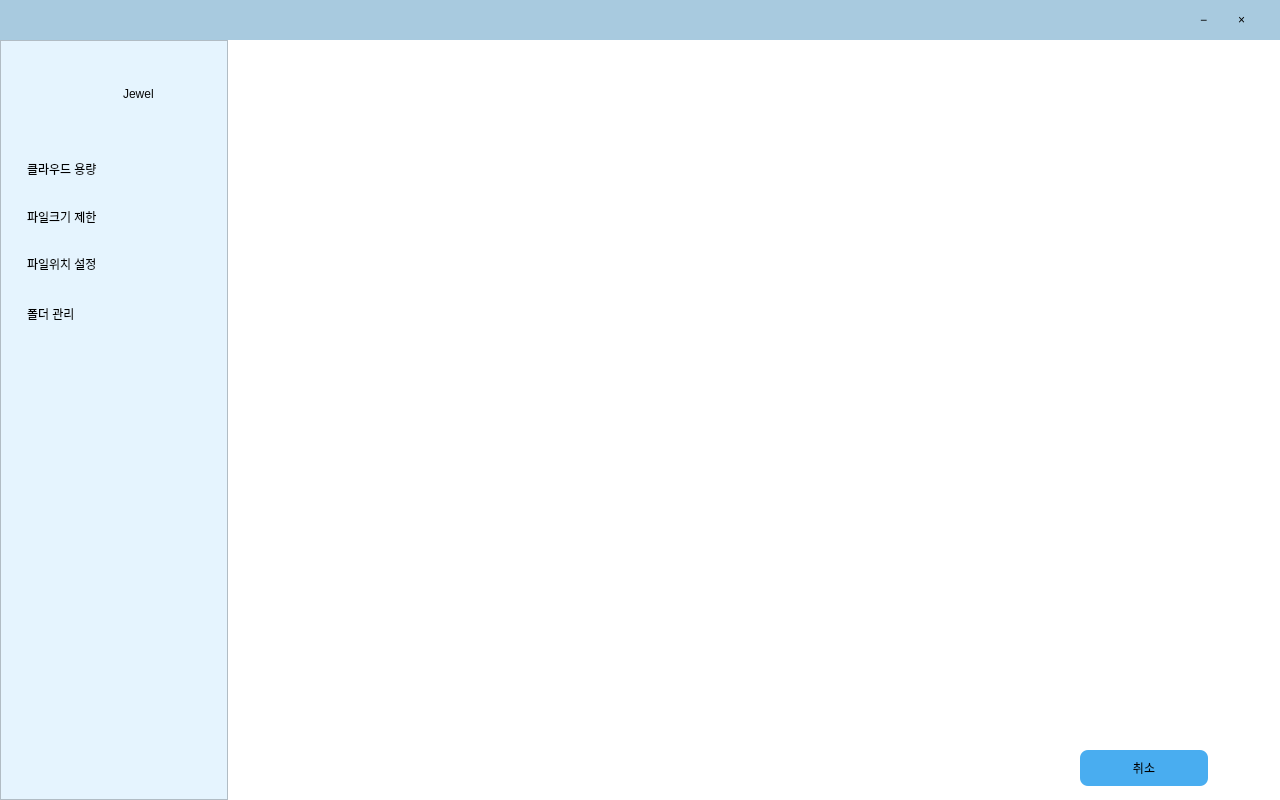
Qt form source/designer_ui/file_settings.ui (Leedonggeon123/save) before a commit.
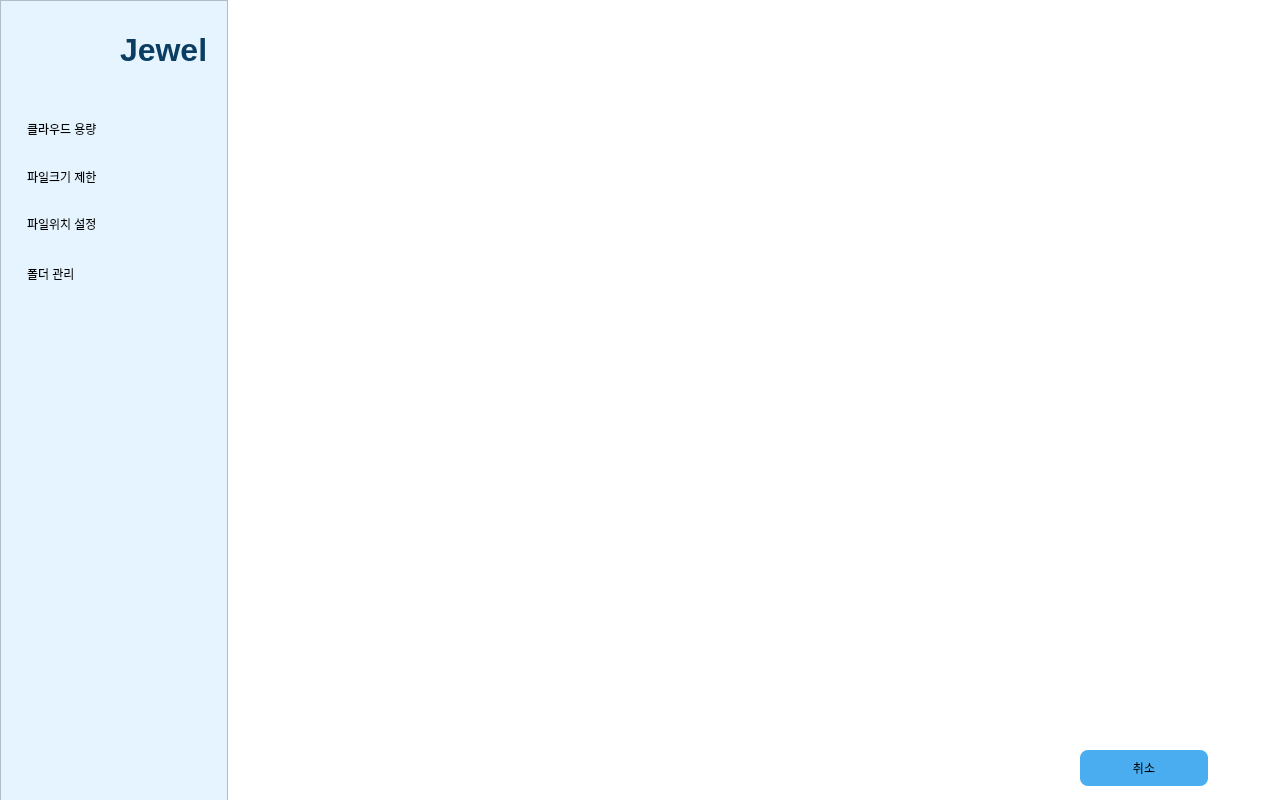
The same form after that commit. Icons and pictures are not drawn.

The edit to the form file:
```diff
--- a/source/designer_ui/file_settings.ui
+++ b/source/designer_ui/file_settings.ui
@@ -29,58 +29,13 @@
    <string notr="true">QMainWindow { background: #ffffff; } QFrame#titleBar { background: #a8cadf; } QFrame#sideBar { background: #e5f4fe; border-right: 1px solid #1d1d1d; } QPushButton { border: none; background: transparent; font: 700 14px &quot;Malgun Gothic&quot;; text-align: left; padding-left: 27px; } QPushButton#unblockButton { color: #0078ff; } QPushButton#logoutButton, QPushButton#actionButton { background: #49adf0; color: #000000; border-radius: 8px; font: 700 14px &quot;Malgun Gothic&quot;; padding: 0px; text-align: center; } QListWidget { border: 1px solid #111111; background: #ffffff; }</string>
   </property>
   <widget class="QWidget" name="centralwidget">
-   <widget class="QFrame" name="titleBar">
-    <property name="geometry">
-     <rect>
-      <x>0</x>
-      <y>0</y>
-      <width>1280</width>
-      <height>40</height>
-     </rect>
-    </property>
-    <property name="frameShape">
-     <enum>QFrame::Shape::NoFrame</enum>
-    </property>
-    <widget class="QPushButton" name="minimizeButton">
-     <property name="geometry">
-      <rect>
-       <x>1200</x>
-       <y>0</y>
-       <width>38</width>
-       <height>40</height>
-      </rect>
-     </property>
-     <property name="styleSheet">
-      <string notr="true">QPushButton { font: 20px &quot;Arial&quot;; padding: 0; }</string>
-     </property>
-     <property name="text">
-      <string>−</string>
-     </property>
-    </widget>
-    <widget class="QPushButton" name="closeButton">
-     <property name="geometry">
-      <rect>
-       <x>1238</x>
-       <y>0</y>
-       <width>38</width>
-       <height>40</height>
-      </rect>
-     </property>
-     <property name="styleSheet">
-      <string notr="true">QPushButton { font: 24px &quot;Arial&quot;; padding: 0; }</string>
-     </property>
-     <property name="text">
-      <string>×</string>
-     </property>
-    </widget>
-   </widget>
    <widget class="QFrame" name="sideBar">
     <property name="geometry">
      <rect>
       <x>0</x>
-      <y>40</y>
+      <y>0</y>
       <width>228</width>
-      <height>760</height>
+      <height>911</height>
      </rect>
     </property>
     <property name="frameShape">
@@ -102,22 +57,6 @@
       <bool>true</bool>
      </property>
     </widget>
-    <widget class="QLabel" name="brandLabel">
-     <property name="geometry">
-      <rect>
-       <x>123</x>
-       <y>34</y>
-       <width>78</width>
-       <height>40</height>
-      </rect>
-     </property>
-     <property name="styleSheet">
-      <string notr="true">font: 700 26px &quot;Arial&quot;; color: #080808;</string>
-     </property>
-     <property name="text">
-      <string>Jewel</string>
-     </property>
-    </widget>
     <widget class="QPushButton" name="cloud_storage_btn">
      <property name="geometry">
       <rect>
@@ -170,6 +109,51 @@
       <string>폴더 관리</string>
      </property>
     </widget>
+    <widget class="QLabel" name="cloud_img">
+     <property name="geometry">
+      <rect>
+       <x>20</x>
+       <y>10</y>
+       <width>111</width>
+       <height>81</height>
+      </rect>
+     </property>
+     <property name="text">
+      <string/>
+     </property>
+     <property name="pixmap">
+      <pixmap>../image/jewel_cloud_icon.png</pixmap>
+     </property>
+    </widget>
+    <widget class="QLabel" name="brandLabel">
+     <property name="geometry">
+      <rect>
+       <x>120</x>
+       <y>30</y>
+       <width>111</width>
+       <height>40</height>
+      </rect>
+     </property>
+     <property name="font">
+      <font>
+       <family>Ubuntu</family>
+       <pointsize>-1</pointsize>
+       <italic>false</italic>
+       <fontweight>ExtraBold</fontweight>
+      </font>
+     </property>
+     <property name="styleSheet">
+      <string notr="true">QLabel {
+    color: #0b3d63;
+    font-family: &quot;Ubuntu&quot;;
+    font-size: 32px;
+    font-weight: 800;
+}</string>
+     </property>
+     <property name="text">
+      <string>Jewel</string>
+     </property>
+    </widget>
    </widget>
    <widget class="QPushButton" name="cancel_btn">
     <property name="geometry">
```
